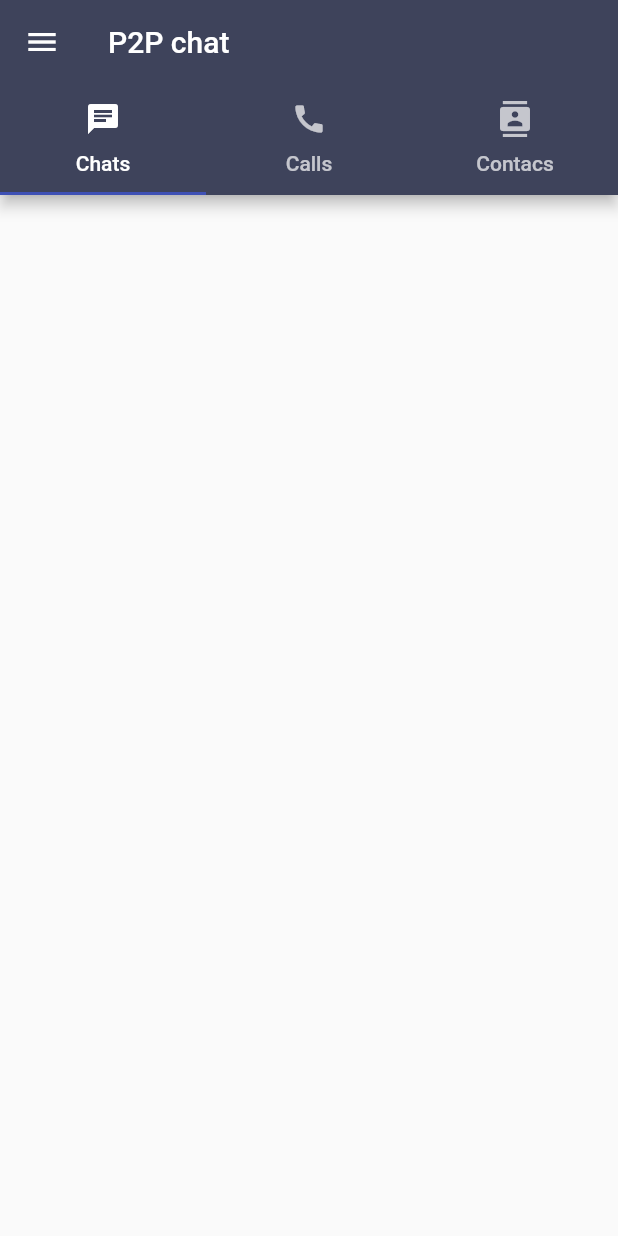
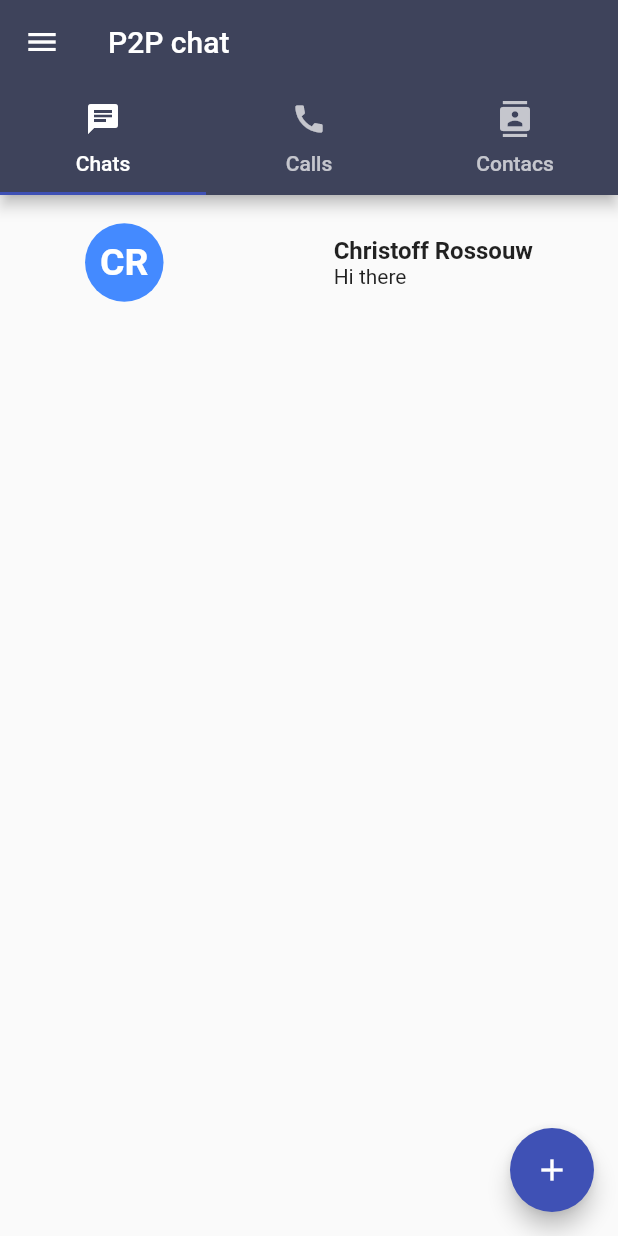
Before and after one commit to TheLonelyNull/p2p-chat, a Flutter app: the screen it shows after launch, on a phone screen of 412 x 824 dp. Run offline on Flutter 3.47's test engine with Material 2 defaults, Android fonts, the phone set to English and light mode, and no system bars; our stand-ins replace bloc, equatable, flare_flutter, flutter_bloc.

Commit message:
Chat Preview widget in progress

```diff
--- /dev/null
+++ b/p2p_chat/lib/screens/chatOverview.dart
@@ -0,0 +1,88 @@
+import 'package:flutter/material.dart';
+
+class ChatOverviewScreen extends StatefulWidget {
+  ChatOverviewScreen({Key key}) : super(key: key);
+
+  @override
+  State<StatefulWidget> createState() => ChatOverviewState();
+}
+
+class ChatOverviewState extends State<ChatOverviewScreen> {
+  @override
+  Widget build(BuildContext context) {
+    return Scaffold(
+      body: ListView(
+        children: <Widget>[
+          ChatPreviewWidget(
+              unreadCount: 5,
+              username: "Christoff Rossouw",
+              previewText: "Hi there",
+              profileImageURL: null)
+        ],
+      ),
+      floatingActionButton: FloatingActionButton(
+          child: Icon(Icons.add),
+          onPressed: () {
+            //todo
+          }),
+    );
+  }
+}
+
+class ChatPreviewWidget extends StatelessWidget {
+  String username;
+  String previewText;
+  int unreadCount;
+  String profileImageURL;
+
+  ChatPreviewWidget(
+      {Key key,
+      this.username,
+      this.previewText,
+      this.unreadCount,
+      this.profileImageURL})
+      : super(key: key);
+
+  @override
+  Widget build(BuildContext context) {
+    return Container(
+        width: double.infinity,
+        child: Row(
+          crossAxisAlignment: CrossAxisAlignment.center,
+          mainAxisAlignment: MainAxisAlignment.spaceAround,
+          children: <Widget>[
+            TextCircleWidget(color: Colors.blueAccent, text: "CR"),
+            Column(
+              mainAxisAlignment: MainAxisAlignment.spaceBetween,
+              crossAxisAlignment: CrossAxisAlignment.start,
+              children: <Widget>[
+                Text(this.username,
+                    style: TextStyle(fontSize: 16, fontWeight: FontWeight.bold)),
+                Text(this.previewText)
+              ],
+            )
+          ],
+        ));
+  }
+}
+
+class TextCircleWidget extends StatelessWidget {
+  Color color;
+  String text;
+
+  TextCircleWidget({Key key, this.color, this.text}) : super(key: key);
+
+  @override
+  Widget build(BuildContext context) {
+    return Container(
+        padding: EdgeInsets.all(10),
+        height: 90,
+        alignment: Alignment.center,
+        decoration: BoxDecoration(color: this.color, shape: BoxShape.circle),
+        child: Text(this.text,
+            style: TextStyle(
+                fontSize: 25,
+                fontWeight: FontWeight.bold,
+                color: Colors.white)));
+  }
+}
--- a/p2p_chat/lib/screens/home.dart
+++ b/p2p_chat/lib/screens/home.dart
@@ -1,4 +1,5 @@
 import 'package:flutter/material.dart';
+import 'chatOverview.dart';
 
 class HomeScreen extends StatefulWidget {
   HomeScreen({Key key}) : super(key: key);
@@ -12,14 +13,9 @@ class HomeScreenState extends State<HomeScreen> {
   final Color _drawerColour = Color.fromARGB(255, 62, 67, 91);
 
   @override
-  void initState() {
-    super.initState();
-  }
-
-  @override
   Widget build(BuildContext context) {
     //todo create pages for chat, calls and contacts
-    final _tabPages = <Widget>[Container(), Container(), Container()];
+    final _tabPages = <Widget>[ChatOverviewScreen(), Container(), Container()];
 
     final _tabs = <Tab>[
       Tab(icon: Icon(Icons.chat), text: "Chats"),
```
